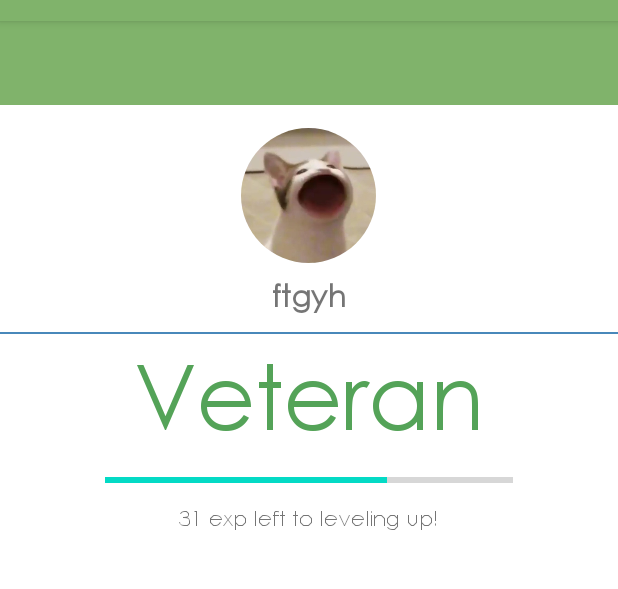
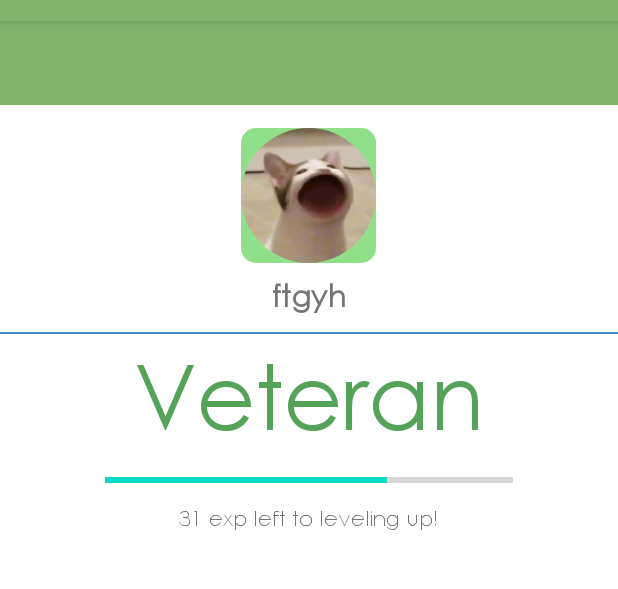
Before and after one commit to victoryspectwo/MAD_MP, an Android app: the fragment VolunteerProfileFragment placed in its activity, on a phone screen of 412 x 824 dp, the part 63-652 px from its top. Run offline under Robolectric (Android 15) with nearby library versions, the phone set to English and light mode, and no system bars; our stand-ins replace CircleImageView; libraries missing offline, so code that uses them is left out: com.journeyapps.barcodescanner.

Commit message:
QR generation(hard-coded) avatar frames(also hard-coded)

```diff
--- a/app/build.gradle
+++ b/app/build.gradle
@@ -43,4 +43,6 @@ dependencies {
     androidTestImplementation 'androidx.test.espresso:espresso-core:3.5.1'
     implementation 'com.journeyapps:zxing-android-embedded:4.3.0'
     implementation 'de.hdodenhof:circleimageview:3.1.0'
+    implementation 'com.github.bumptech.glide:glide:4.12.0'
+    annotationProcessor 'com.github.bumptech.glide:compiler:4.12.0'
 }
--- a/app/src/main/java/com/sp/madproject/startup/Login.java
+++ b/app/src/main/java/com/sp/madproject/startup/Login.java
@@ -70,11 +70,11 @@ public class Login extends AppCompatActivity {
                     @Override
                     public void onComplete(@NonNull Task<AuthResult> task) {
                         if (task.isSuccessful()){
-                            if(userType == "organiser"){
+                            if("organiser".equals(userType)){
                                 // Sign in success, update UI with the signed-in user's information
                                 Toast.makeText(Login.this, "Welcome back, organiser!", Toast.LENGTH_SHORT).show();
                                 startActivity(new Intent(getApplicationContext(), OrganiserMainActivity.class));
-                            } else if (userType == "volunteer") {
+                            } else if ("volunteer".equals(userType)) {
                                 Toast.makeText(Login.this, "Welcome back, volunteer!", Toast.LENGTH_SHORT).show();
                                 startActivity(new Intent(getApplicationContext(), VolunteerMain.class));
                             }
--- a/app/src/main/java/com/sp/madproject/volunteer/VolunteerProfileFragment.java
+++ b/app/src/main/java/com/sp/madproject/volunteer/VolunteerProfileFragment.java
@@ -81,6 +81,9 @@ public class VolunteerProfileFragment extends Fragment {
         if (item.getItemId() == R.id.volun_edit_name_password) {
             intent = new Intent(requireActivity(), edit_profile.class);
             startActivity(intent);
+        } else if (item.getItemId() == R.id.volun_edit_frame) {
+            intent = new Intent(requireActivity(), edit_avatar_frame.class);
+            startActivity(intent);
         }
         return super.onOptionsItemSelected(item);
     }
--- a/app/src/main/res/layout/fragment_volunteer_profile.xml
+++ b/app/src/main/res/layout/fragment_volunteer_profile.xml
@@ -15,10 +15,24 @@
         android:gravity="center"
         android:paddingTop="15dp">
 
-        <de.hdodenhof.circleimageview.CircleImageView
-            android:layout_width="90dp"
-            android:layout_height="90dp"
-            android:src="@drawable/placeholder" />
+        <FrameLayout
+            android:layout_width="wrap_content"
+            android:layout_height="wrap_content">
+
+            <!-- Avatar Frame -->
+            <de.hdodenhof.circleimageview.CircleImageView
+                android:layout_width="90dp"
+                android:layout_height="90dp"
+                android:background="@drawable/custom_button"
+                android:layout_gravity="center"/>
+
+            <!-- Actual Avatar -->
+            <de.hdodenhof.circleimageview.CircleImageView
+                android:layout_width="90dp"
+                android:layout_height="90dp"
+                android:src="@drawable/placeholder"/>
+
+        </FrameLayout>
 
         <TextView
             android:layout_width="wrap_content"
```
Also changed, not shown: app/src/main/AndroidManifest.xml (+10 -9 lines), app/src/main/java/com/sp/madproject/organiser/AddFragment.java (+42 -1 lines), app/src/main/java/com/sp/madproject/startup/Signup.java (+16 -5 lines).
